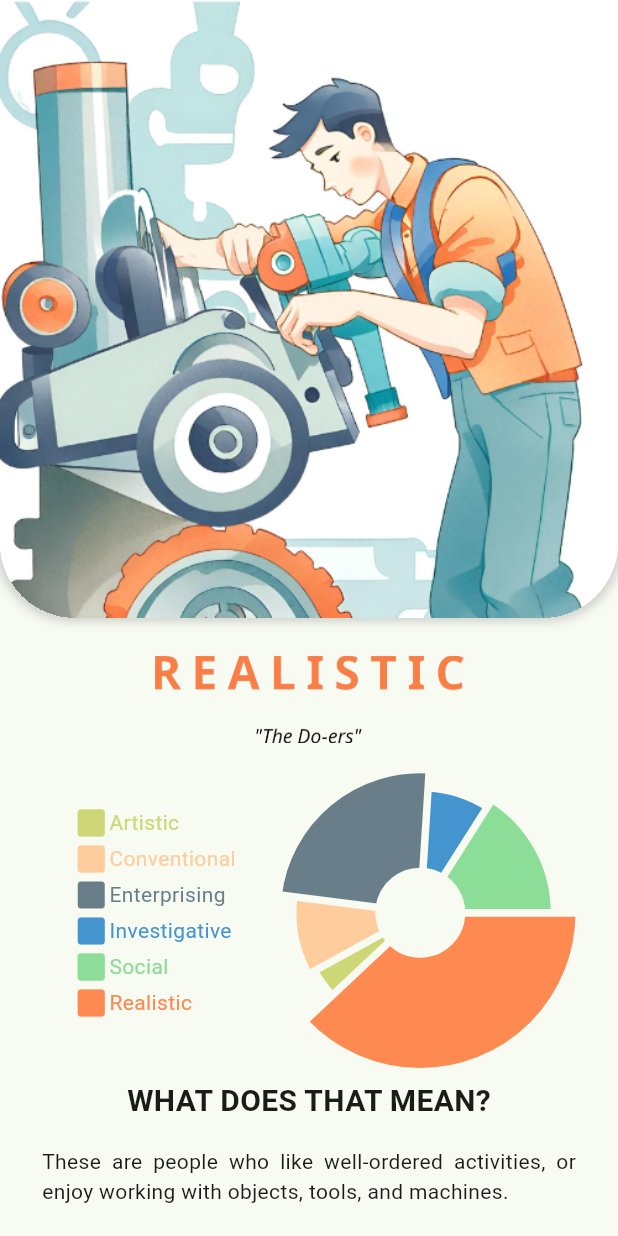
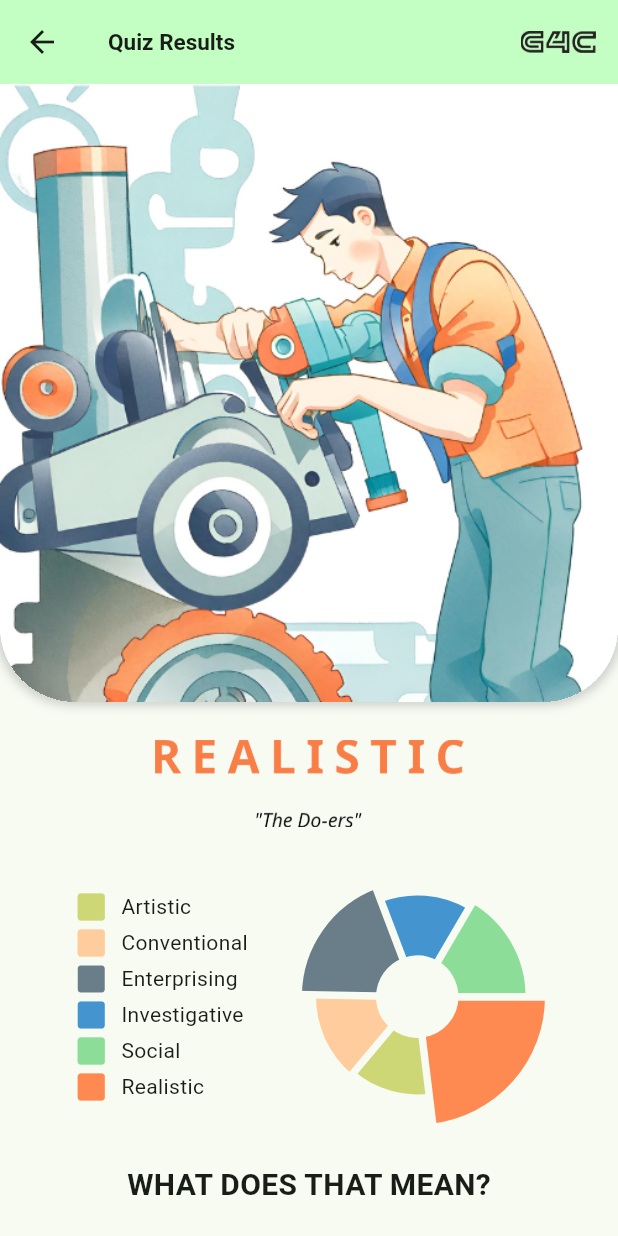
Before and after one commit to C-k-87/g4c, a Flutter app: the QuizResults screen opened directly, on a phone screen of 412 x 824 dp. Run offline on Flutter 3.47's test engine with Material 3 defaults, Android fonts, the phone set to English and light mode, and no system bars; drawn by our look-alikes of fl_chart; our stand-ins replace firebase_auth, firebase_core, flutter_spinkit, google_sign_in; missing offline and left inert: dart:ffi; accounts and stored records are empty.

Commit message:
Finalized quiz results page, TODO:user file update 	modified:   lib/data/data_sources/json/job_roles.json 	modified:   lib/data/data_sources/json/questions.json 	modified:   lib/domain/use_cases/create_roles_list.dart 	modified:   lib/domain/use_cases/personality_quiz_runner.dart 	modified:   lib/presentation/components/legend.dart 	modified:   lib/presentation/components/pie_chart.dart 	modified:   lib/presentation/views/quiz_results.dart

```diff
--- a/lib/domain/use_cases/create_roles_list.dart
+++ b/lib/domain/use_cases/create_roles_list.dart
@@ -1,3 +1,5 @@
+import 'dart:ffi';
+
 import 'package:flutter/material.dart';
 import 'package:g4c/presentation/components/job_role_entry.dart';
 
@@ -21,3 +23,42 @@ List<Widget> createRolesList(List roles, String searchParam) {
   }
   return rolesList;
 }
+
+List<Widget> createRecommendedRoles(List roles, String type) {
+  String typeChar = 'N';
+
+  switch (type) {
+    case 'artistic':
+      typeChar = 'A';
+      break;
+    case 'conventional':
+      typeChar = 'C';
+      break;
+    case 'enterprising':
+      typeChar = 'E';
+      break;
+    case 'investigative':
+      typeChar = 'I';
+      break;
+    case 'realistic':
+      typeChar = 'R';
+      break;
+    case 'social':
+      typeChar = 'S';
+      break;
+    default:
+  }
+  List<Widget> rolesList = [];
+  for (var role in roles) {
+    if (role["traits"][0] == typeChar) {
+      rolesList.add(
+        JobRoleEntry(role: role),
+      );
+    } else if (rolesList.length < 5 && role["traits"][1] == typeChar) {
+      rolesList.add(
+        JobRoleEntry(role: role),
+      );
+    }
+  }
+  return rolesList;
+}
--- a/lib/presentation/components/legend.dart
+++ b/lib/presentation/components/legend.dart
@@ -6,82 +6,133 @@ class Legend extends StatelessWidget {
 
   @override
   Widget build(BuildContext context) {
-    return Column(
+    return Padding(
+      padding: const EdgeInsets.all(10.0),
+      child: Column(
         crossAxisAlignment: CrossAxisAlignment.start,
         children: [
           Row(
             children: [
-            Icon(
+              Padding(
+                padding: const EdgeInsets.symmetric(horizontal: 8.0),
+                child: Icon(
                   Icons.square_rounded,
                   color: traitColors['artistic'],
                 ),
-            Text(
+              ),
+              const Text(
                 "Artistic",
-              style: TextStyle(color: traitColors['artistic']),
+                // style: TextStyle(
+                //   color: traitColors['artistic'],
+                //   shadows: const [
+                //     Shadow(color: Colors.black12, blurRadius: 1.5)
+                //   ],
+                // ),
               ),
             ],
           ),
           Row(
             children: [
-            Icon(
+              Padding(
+                padding: const EdgeInsets.symmetric(horizontal: 8.0),
+                child: Icon(
                   Icons.square_rounded,
                   color: traitColors['conventional'],
                 ),
-            Text(
+              ),
+              const Text(
                 "Conventional",
-              style: TextStyle(color: traitColors['conventional']),
+                // style: TextStyle(
+                //   color: traitColors['conventional'],
+                //   shadows: const [
+                //     Shadow(color: Colors.black12, blurRadius: 1.5)
+                //   ],
+                // ),
               ),
             ],
           ),
           Row(
             children: [
-            Icon(
+              Padding(
+                padding: const EdgeInsets.symmetric(horizontal: 8.0),
+                child: Icon(
                   Icons.square_rounded,
                   color: traitColors['enterprising'],
                 ),
-            Text(
+              ),
+              const Text(
                 "Enterprising",
-              style: TextStyle(color: traitColors['enterprising']),
+                // style: TextStyle(
+                //   color: traitColors['enterprising'],
+                //   shadows: const [
+                //     Shadow(color: Colors.black12, blurRadius: 1.5)
+                //   ],
+                // ),
               ),
             ],
           ),
           Row(
             children: [
-            Icon(
+              Padding(
+                padding: const EdgeInsets.symmetric(horizontal: 8.0),
+                child: Icon(
                   Icons.square_rounded,
                   color: traitColors['investigative'],
                 ),
-            Text(
+              ),
+              const Text(
                 "Investigative",
-              style: TextStyle(color: traitColors['investigative']),
+                // style: TextStyle(
+                //   color: traitColors['investigative'],
+                //   shadows: const [
+                //     Shadow(color: Colors.black12, blurRadius: 1.5)
+                //   ],
+                // ),
               ),
             ],
           ),
           Row(
             children: [
-            Icon(
+              Padding(
+                padding: const EdgeInsets.symmetric(horizontal: 8.0),
+                child: Icon(
                   Icons.square_rounded,
                   color: traitColors['social'],
                 ),
-            Text(
+              ),
+              const Text(
                 "Social",
-              style: TextStyle(color: traitColors['social']),
+                // style: TextStyle(
+                //   color: traitColors['social'],
+                //   shadows: const [
+                //     Shadow(color: Colors.black12, blurRadius: 1.5)
+                //   ],
+                // ),
               ),
             ],
           ),
           Row(
             children: [
-            Icon(
+              Padding(
+                padding: const EdgeInsets.symmetric(horizontal: 8.0),
+                child: Icon(
                   Icons.square_rounded,
                   color: traitColors['realistic'],
                 ),
-            Text(
+              ),
+              const Text(
                 "Realistic",
-              style: TextStyle(color: traitColors['realistic']),
+                // style: TextStyle(
+                //   color: traitColors['realistic'],
+                //   shadows: const [
+                //     Shadow(color: Colors.black12, blurRadius: 1.5)
+                //   ],
+                // ),
               ),
             ],
           ),
         ],
+      ),
     );
   }
 }
--- a/lib/presentation/components/pie_chart.dart
+++ b/lib/presentation/components/pie_chart.dart
@@ -11,16 +11,17 @@ class PieChartWidget extends StatelessWidget {
     List<PieChartSectionData> sectionList = [];
     for (var element in scores.entries) {
       sectionList.add(PieChartSectionData(
-          value: element.value.toDouble(),
+          value: element.value.toDouble() + 20,
           color: traitColors[element.key],
           showTitle: false,
-          radius: (element.value + 30) * 1.5));
+          radius:
+              (element.value + 30) * MediaQuery.of(context).size.width / 350));
     }
 
     return PieChart(
       PieChartData(
         sections: sectionList,
-        centerSpaceRadius: 30.0,
+        centerSpaceRadius: MediaQuery.of(context).size.width / 15,
         sectionsSpace: 5.0,
       ),
     );
--- a/lib/presentation/views/quiz_results.dart
+++ b/lib/presentation/views/quiz_results.dart
@@ -1,8 +1,13 @@
+import 'dart:convert';
+
 import 'package:flutter/material.dart';
+import 'package:flutter/services.dart';
 import 'package:g4c/data/entities/quiz_scores.dart';
 import 'package:g4c/domain/repositories/type_descriptions.dart';
+import 'package:g4c/domain/use_cases/create_roles_list.dart';
 import 'package:g4c/domain/use_cases/set_image.dart';
 import 'package:g4c/presentation/components/btn_black.dart';
+import 'package:g4c/presentation/components/g4c_drawer.dart';
 import 'package:g4c/presentation/components/legend.dart';
 import 'package:g4c/presentation/components/pie_chart.dart';
 import 'package:g4c/presentation/components/text_fields.dart';
@@ -18,7 +23,7 @@ class Test extends StatelessWidget {
   @override
   Widget build(BuildContext context) {
     return MaterialApp(
-      home: QuizResults(quizScores: QuizScores(2, 5, 12, 4, 19, 8)),
+      home: QuizResults(quizScores: QuizScores(2, 4, 12, 4, 19, 8)),
     );
   }
 }
@@ -35,8 +40,32 @@ class QuizResults extends StatelessWidget {
   Widget build(BuildContext context) {
     TopCard typeCard = TopCard.factory(persList.keys.last);
     Image typeText = setImage(persList.keys.last);
+    List rolesList = [];
 
+    Future<void> readFile() async {
+      final String resp = await rootBundle
+          .loadString('lib/data/data_sources/json/job_roles.json');
+      final data = await jsonDecode(resp);
+
+      rolesList = data["roles"];
+    }
+
+    return FutureBuilder(
+        future: readFile(),
+        builder: (context, snapshot) {
+          if (snapshot.connectionState == ConnectionState.waiting) {
+            return const Scaffold(
+              body: Center(
+                child: CircularProgressIndicator(),
+              ),
+            );
+          } else if (snapshot.hasError) {
+            return const Scaffold(
+              body: Text("Error"),
+            );
+          } else {
             return Scaffold(
+              appBar: G4CAppBar("Quiz Results", false),
               body: ListView(
                 children: [
                   Column(
@@ -53,8 +82,7 @@ class QuizResults extends StatelessWidget {
                       Row(
                         mainAxisAlignment: MainAxisAlignment.center,
                         children: [
-                  const Padding(
-                    padding: EdgeInsets.all(20.0),
+                          const SizedBox(
                             child: Legend(),
                           ),
                           SizedBox(
@@ -66,11 +94,6 @@ class QuizResults extends StatelessWidget {
                           ),
                         ],
                       ),
-              // const Text(
-              //   "What does that mean?",
-              //   textAlign: TextAlign.center,
-              //   style: TextStyle(fontSize: 20.0, fontWeight: FontWeight.bold),
-              // ),
                       Center(
                         child: heading("WHAT DOES THAT MEAN?"),
                       ),
@@ -82,30 +105,8 @@ class QuizResults extends StatelessWidget {
                         padding: const EdgeInsets.all(8.0),
                         child: heading("Recommended jobs:"),
                       ),
-              //TODO:Implement recommended *job list display -------------------
-              const Card(
-                child: Padding(
-                  padding:
-                      EdgeInsets.symmetric(horizontal: 150.0, vertical: 50.0),
-                  child: Text("Job Roles"),
-                ),
-              ),
-              const Card(
-                child: Padding(
-                  padding:
-                      EdgeInsets.symmetric(horizontal: 150.0, vertical: 50.0),
-                  child: Text("Job Roles"),
-                ),
-              ),
-              const Card(
-                child: Padding(
-                  padding:
-                      EdgeInsets.symmetric(horizontal: 150.0, vertical: 50.0),
-                  child: Text("Job Roles"),
-                ),
-              ),
-
-              ///---------------------------------------------------------------
+                      ...createRecommendedRoles(
+                          rolesList, quizScores.getType()),
                       Padding(
                         padding: const EdgeInsets.symmetric(vertical: 20.0),
                         child: BtnBlack(
@@ -125,4 +126,6 @@ class QuizResults extends StatelessWidget {
               ),
             );
           }
+        });
   }
+}
```
Also changed, not shown: lib/data/data_sources/json/job_roles.json (+30 -15 lines), lib/data/data_sources/json/questions.json (+80 -0 lines), lib/domain/use_cases/personality_quiz_runner.dart (+25 -134 lines). Lines whose indentation alone changed are shown as unchanged.
